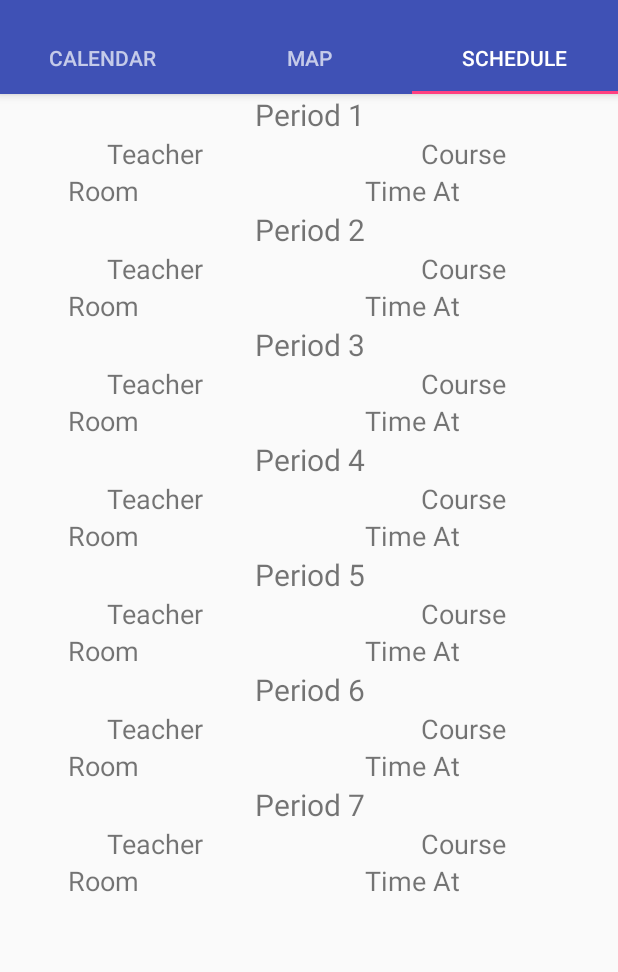
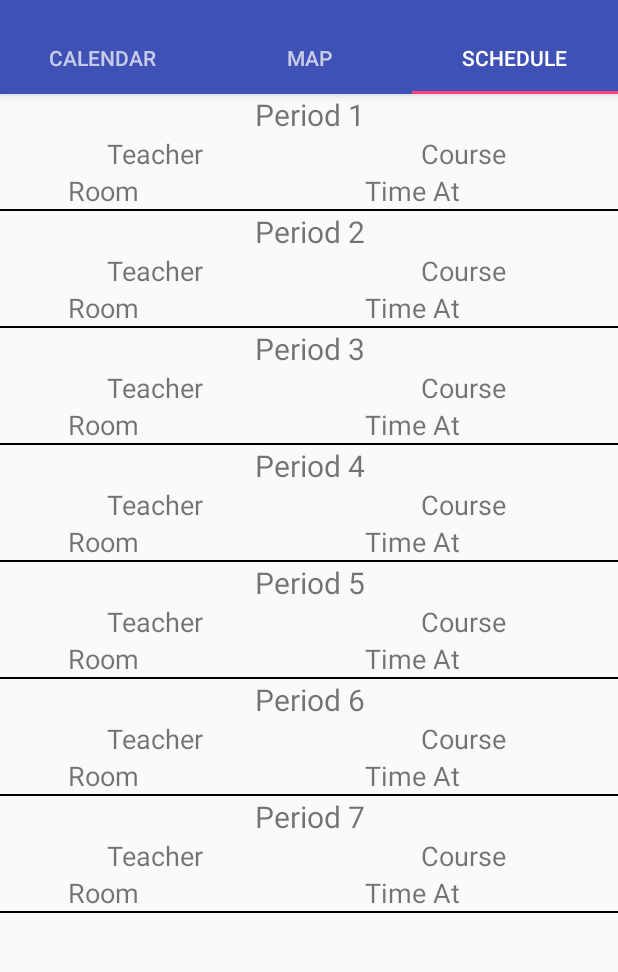
Before and after one commit to EdenPlus/ProjectNavi, an Android app: the screen it shows after launch (MainActivity), tab 3 chosen, on a phone screen of 412 x 824 dp, the part 74-1046 px from its top. Run offline under Robolectric (Android 15) with nearby library versions, the phone set to English and light mode, and no system bars; pictures from the network do not load.

Commit message:
Dividers

```diff
--- a/app/src/main/res/layout/tab_schedule.xml
+++ b/app/src/main/res/layout/tab_schedule.xml
@@ -75,10 +75,18 @@
 
     </RelativeLayout>
 
+    <View
+        android:id="@+id/divider1"
+        android:layout_below="@id/p1Layout"
+        android:layout_width="fill_parent"
+        android:layout_height="1dip"
+        android:background="#000000"
+        />
+
     <RelativeLayout
         android:layout_width="match_parent"
         android:layout_height="wrap_content"
-        android:layout_below="@id/p1Layout"
+        android:layout_below="@id/divider1"
         android:id="@+id/p2Layout">
 
         <TextView
@@ -144,10 +152,18 @@
 
     </RelativeLayout>
 
+    <View
+        android:id="@+id/divider2"
+        android:layout_below="@id/p2Layout"
+        android:layout_width="fill_parent"
+        android:layout_height="1dip"
+        android:background="#000000"
+        />
+
     <RelativeLayout
         android:layout_width="match_parent"
         android:layout_height="wrap_content"
-        android:layout_below="@id/p2Layout"
+        android:layout_below="@id/divider2"
         android:id="@+id/p3Layout">
 
         <TextView
@@ -213,10 +229,18 @@
 
     </RelativeLayout>
 
+    <View
+        android:id="@+id/divider3"
+        android:layout_below="@id/p3Layout"
+        android:layout_width="fill_parent"
+        android:layout_height="1dip"
+        android:background="#000000"
+        />
+
     <RelativeLayout
         android:layout_width="match_parent"
         android:layout_height="wrap_content"
-        android:layout_below="@id/p3Layout"
+        android:layout_below="@id/divider3"
         android:id="@+id/p4Layout">
 
         <TextView
@@ -282,10 +306,18 @@
 
     </RelativeLayout>
 
+    <View
+        android:id="@+id/divider4"
+        android:layout_below="@id/p4Layout"
+        android:layout_width="fill_parent"
+        android:layout_height="1dip"
+        android:background="#000000"
+        />
+
     <RelativeLayout
         android:layout_width="match_parent"
         android:layout_height="wrap_content"
-        android:layout_below="@id/p4Layout"
+        android:layout_below="@id/divider4"
         android:id="@+id/p5Layout">
 
         <TextView
@@ -351,10 +383,18 @@
 
     </RelativeLayout>
 
+    <View
+        android:id="@+id/divider5"
+        android:layout_below="@id/p5Layout"
+        android:layout_width="fill_parent"
+        android:layout_height="1dip"
+        android:background="#000000"
+        />
+
     <RelativeLayout
         android:layout_width="match_parent"
         android:layout_height="wrap_content"
-        android:layout_below="@id/p5Layout"
+        android:layout_below="@id/divider5"
         android:id="@+id/p6Layout">
 
         <TextView
@@ -420,10 +460,18 @@
 
     </RelativeLayout>
 
+    <View
+        android:id="@+id/divider6"
+        android:layout_below="@id/p6Layout"
+        android:layout_width="fill_parent"
+        android:layout_height="1dip"
+        android:background="#000000"
+        />
+
     <RelativeLayout
         android:layout_width="match_parent"
         android:layout_height="wrap_content"
-        android:layout_below="@id/p6Layout"
+        android:layout_below="@id/divider6"
         android:id="@+id/p7Layout">
 
         <TextView
@@ -488,4 +536,13 @@
         </LinearLayout>
 
     </RelativeLayout>
+
+    <View
+        android:id="@+id/divider7"
+        android:layout_below="@id/p7Layout"
+        android:layout_width="fill_parent"
+        android:layout_height="1dip"
+        android:background="#000000"
+        />
+
 </RelativeLayout>
--- a/app/src/main/res/values/styles.xml
+++ b/app/src/main/res/values/styles.xml
@@ -16,5 +16,4 @@
     <style name="AppTheme.AppBarOverlay" parent="ThemeOverlay.AppCompat.Dark.ActionBar" />
 
     <style name="AppTheme.PopupOverlay" parent="ThemeOverlay.AppCompat.Light" />
-
 </resources>
```
Also changed, not shown: 11 other files.
